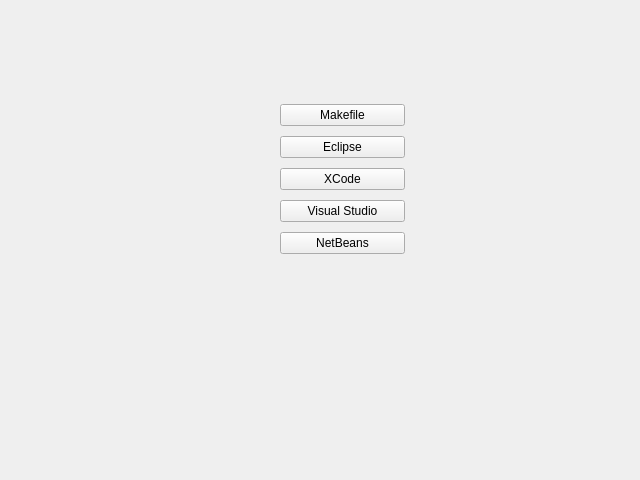
imby/STM32VLDiscovery_BeRTOS, file wizard/output_select.ui: the form before one commit.
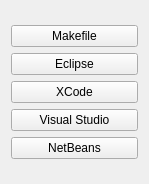
The form after the commit.

```diff
--- a/wizard/output_select.ui
+++ b/wizard/output_select.ui
@@ -5,8 +5,8 @@
    <rect>
     <x>0</x>
     <y>0</y>
-    <width>640</width>
-    <height>480</height>
+    <width>149</width>
+    <height>184</height>
    </rect>
   </property>
   <property name="sizePolicy" >
@@ -18,15 +18,8 @@
   <property name="windowTitle" >
    <string>Form</string>
   </property>
-  <widget class="QWidget" name="" >
-   <property name="geometry" >
-    <rect>
-     <x>280</x>
-     <y>100</y>
-     <width>125</width>
-     <height>160</height>
-    </rect>
-   </property>
+  <layout class="QVBoxLayout" name="verticalLayout_2" >
+   <item>
    <layout class="QVBoxLayout" name="verticalLayout" >
     <item>
      <widget class="QPushButton" name="makefileButton" >
@@ -64,7 +57,8 @@
      </widget>
     </item>
    </layout>
-  </widget>
+   </item>
+  </layout>
  </widget>
  <resources/>
  <connections/>
```
Lines whose indentation alone changed are shown as unchanged.
